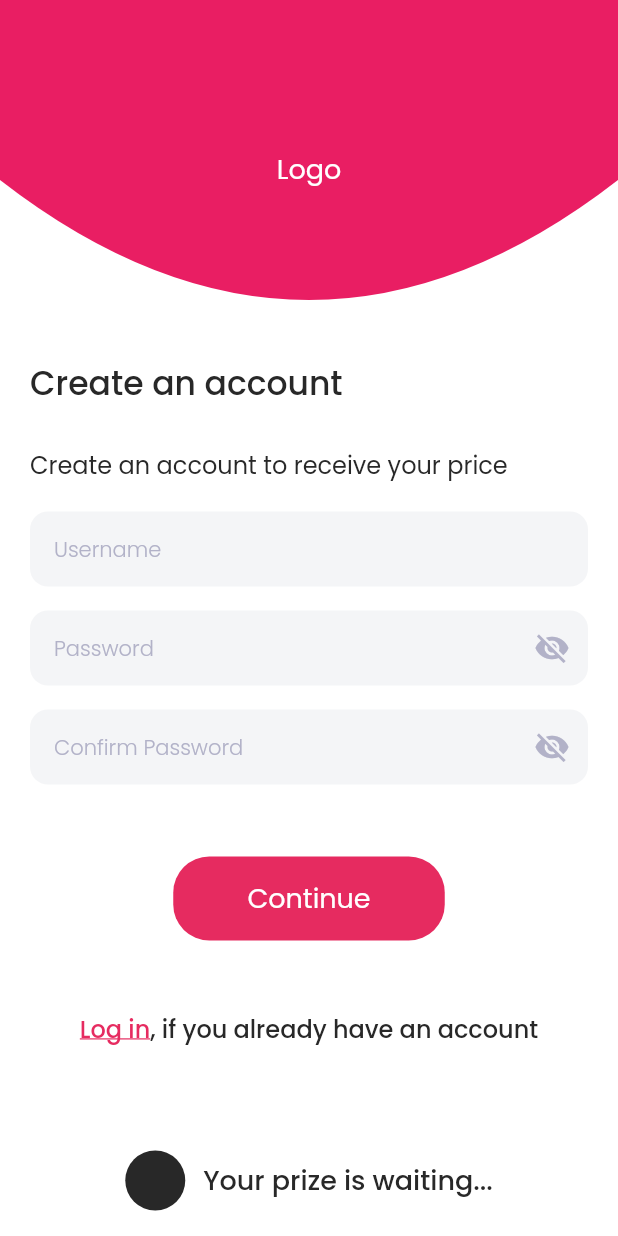
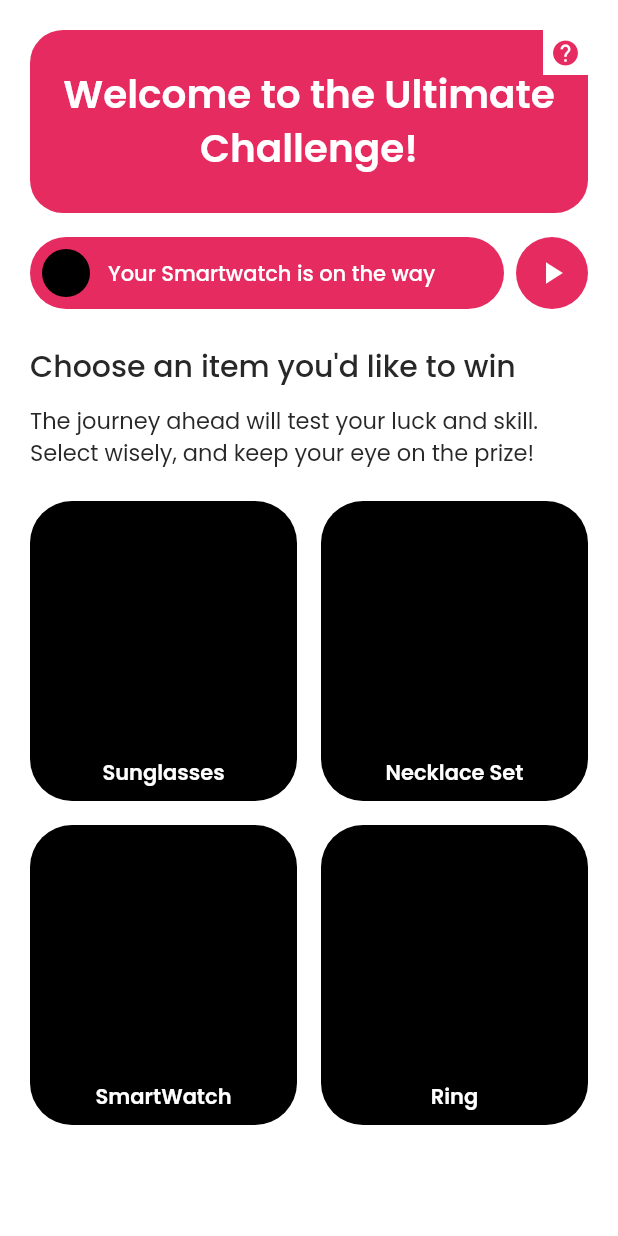
Before and after one commit to Millionpixels-tech/gifts, a Flutter app: the screen it shows after launch, on a phone screen of 412 x 824 dp. Run offline on Flutter 3.47's test engine with Material 3 defaults, Android fonts, the light colour scheme and no system bars; our stand-ins replace flutter_svg, go_router, google_fonts.

Commit message:
created home page and the popup

```diff
--- a/lib/router/router.dart
+++ b/lib/router/router.dart
@@ -1,6 +1,7 @@
 import 'package:gifts/router/router_names.dart';
 import 'package:gifts/screens/auth/login_page.dart';
 import 'package:gifts/screens/auth/signup_page.dart';
+import 'package:gifts/screens/home_page.dart';
 import 'package:go_router/go_router.dart';
 
 class RouterClass{
@@ -11,7 +12,7 @@ class RouterClass{
       name: RouterNames.login,
       pageBuilder: (context, state) {
           return NoTransitionPage(
-              child: const LoginPage(),
+              child: const HomePage(),
           );
         },
       ),
--- /dev/null
+++ b/lib/screens/home_page.dart
@@ -0,0 +1,320 @@
+import 'package:flutter/material.dart';
+
+class HomePage extends StatefulWidget {
+  const HomePage({super.key});
+
+  @override
+  State<HomePage> createState() => _HomePageState();
+}
+
+class _HomePageState extends State<HomePage> {
+  @override
+  Widget build(BuildContext context) {
+    final textTheme = Theme.of(context).textTheme;
+    final colorScheme = Theme.of(context).colorScheme;
+
+    return Scaffold(
+      body: Padding(
+        padding: EdgeInsets.all(20),
+        child: SingleChildScrollView(
+          child: Column(
+            crossAxisAlignment: CrossAxisAlignment.start,
+            children: [
+              Stack(
+                children: [
+                  Container(
+                    height: 122,
+                    decoration: BoxDecoration(
+                      color: colorScheme.primary,
+                      borderRadius: BorderRadius.only(
+                        topLeft: Radius.circular(22),
+                        bottomLeft: Radius.circular(22),
+                        bottomRight: Radius.circular(22),
+                        topRight: Radius.circular(
+                            22), // Maintain the overall rounded shape
+                      ),
+                    ),
+                    child: Center(
+                      child: Text(
+                        'Welcome to the Ultimate Challenge!',
+                        style: textTheme.headlineLarge?.copyWith(
+                            color: colorScheme.onPrimaryFixed,
+                            fontSize: 26,
+                            fontWeight: FontWeight.w600),
+                        textAlign: TextAlign.center,
+                      ),
+                    ),
+                  ),
+                  Positioned(
+                    top: 0,
+                    right: 0,
+                    child: ClipPath(
+                      clipper: TopRightCutOutClipper(),
+                      child: Container(
+                        color: Colors.white, // The color of the cut-out
+                        width: 30,
+                        height: 30,
+                        child: Icon(
+                          Icons.help,
+                          color: colorScheme.primary,
+                          size: 20,
+                        ),
+                      ),
+                    ),
+                  ),
+                ],
+              ),
+              SizedBox(
+                height: 16,
+              ),
+              Row(
+                children: [
+                  Expanded(
+                    child: Container(
+                      height: 48,
+                      decoration: BoxDecoration(
+                        color: colorScheme.primary,
+                        borderRadius: BorderRadius.circular(32),
+                      ),
+                      child: Padding(
+                        padding: const EdgeInsets.all(8.0),
+                        child: Row(
+                          children: [
+                            Container(
+                              height: 32,
+                              width: 32,
+                              decoration: BoxDecoration(
+                                  shape: BoxShape.circle, color: Colors.black),
+                            ),
+                            SizedBox(
+                              width: 12,
+                            ),
+                            Text(
+                              'Your Smartwatch is on the way',
+                              style: textTheme.titleSmall
+                                  ?.copyWith(color: colorScheme.onPrimaryFixed),
+                            )
+                          ],
+                        ),
+                      ),
+                    ),
+                  ),
+                  SizedBox(
+                    width: 8,
+                  ),
+                  Container(
+                    width: 48,
+                    height: 48,
+                    decoration: BoxDecoration(
+                        color: colorScheme.primary, shape: BoxShape.circle),
+                    child: Icon(
+                      Icons.play_arrow,
+                      color: colorScheme.onPrimaryFixed,
+                    ),
+                  ),
+                ],
+              ),
+              SizedBox(
+                height: 24,
+              ),
+              Text(
+                "Choose an item you'd like to win",
+                style: textTheme.headlineSmall?.copyWith(fontSize: 20),
+              ),
+              SizedBox(
+                height: 12,
+              ),
+              Text(
+                'The journey ahead will test your luck and skill. Select wisely, and keep your eye on the prize!',
+                style: textTheme.titleMedium?.copyWith(fontSize: 15),
+              ),
+              SizedBox(
+                height: 22,
+              ),
+              ItemContainer(
+                item1Name: "Sunglasses",
+                item2Name: "Necklace Set",
+                onTapItem1: () {
+                  _showPopupDialog(context);
+                },
+                onTapItem2: () {
+                  _showPopupDialog(context);
+                },
+              ),
+              ItemContainer(
+                  item1Name: "SmartWatch",
+                  item2Name: "Ring",
+                  onTapItem1: () {
+                    _showPopupDialog(context);
+                  },
+                  onTapItem2: () {
+                    _showPopupDialog(context);
+                  })
+            ],
+          ),
+        ),
+      ),
+    );
+  }
+
+  void _showPopupDialog(BuildContext context) {
+    showDialog(
+      context: context,
+      builder: (BuildContext context) {
+        final textTheme = Theme.of(context).textTheme;
+        final colorScheme = Theme.of(context).colorScheme;
+        return Dialog(
+          shape: RoundedRectangleBorder(
+            borderRadius: BorderRadius.circular(20),
+          ),
+          child: Padding(
+            padding: const EdgeInsets.symmetric(horizontal: 32.0, vertical: 24),
+            child: Column(
+              mainAxisSize: MainAxisSize.min,
+              children: [
+                Text('First Things First',
+                    style: textTheme.headlineSmall?.copyWith(
+                        color: colorScheme.primary,
+                        fontSize: 24,
+                        fontWeight: FontWeight.w600)),
+                SizedBox(height: 24),
+                Text('Enter your name to continue',
+                    style: textTheme.titleLarge
+                        ?.copyWith(fontWeight: FontWeight.w600)),
+                SizedBox(height: 8),
+                Text('This is for the first time only.',
+                    style: textTheme.labelLarge),
+                SizedBox(
+                  height: 12,
+                ),
+                Container(
+                  height: 48,
+                  decoration: BoxDecoration(
+                    color: colorScheme.onTertiary,
+                    borderRadius: BorderRadius.circular(12)
+                  ),
+                  child: TextField(
+                    cursorColor: colorScheme.onPrimary,
+                    decoration: InputDecoration(
+                      border: OutlineInputBorder(
+                        borderRadius: BorderRadius.circular(24.0),
+                        borderSide: BorderSide.none,
+                      ),
+                      contentPadding: const EdgeInsets.symmetric(
+                        horizontal: 12,
+                        vertical: 15,
+                      ),
+                    ),
+                  ),
+                )
+              ],
+            ),
+          ),
+        );
+      },
+      barrierDismissible:
+          true, // Allow dismissing by tapping outside the dialog
+    );
+  }
+}
+
+// Custom Clipper for the top right cut-out
+class TopRightCutOutClipper extends CustomClipper<Path> {
+  @override
+  Path getClip(Size size) {
+    Path path = Path()
+      ..moveTo(0, 0)
+      ..lineTo(size.width, 0)
+      ..lineTo(size.width, size.height)
+      ..lineTo(0, size.height)
+      ..close();
+    return path;
+  }
+
+  @override
+  bool shouldReclip(covariant CustomClipper<Path> oldClipper) {
+    return false;
+  }
+}
+
+class ItemContainer extends StatelessWidget {
+  final String item1Name;
+  //final String item1ImageUrl
+  final String item2Name;
+  //final String item2ImageUrl
+  final VoidCallback onTapItem1;
+  final VoidCallback onTapItem2;
+  const ItemContainer({
+    super.key,
+    required this.item1Name,
+    required this.item2Name,
+    required this.onTapItem1,
+    required this.onTapItem2,
+  });
+
+  @override
+  Widget build(BuildContext context) {
+    final textTheme = Theme.of(context).textTheme;
+    final colorScheme = Theme.of(context).colorScheme;
+    return Column(
+      children: [
+        Row(
+          children: [
+            Expanded(
+              child: InkWell(
+                onTap: onTapItem1,
+                child: Container(
+                  height: 200,
+                  decoration: BoxDecoration(
+                    borderRadius: BorderRadius.circular(28),
+                    color: Colors.black,
+                  ),
+                  child: Align(
+                      alignment: Alignment.bottomCenter,
+                      child: Padding(
+                        padding: const EdgeInsets.only(bottom: 9.0),
+                        child: Text(
+                          item1Name,
+                          style: textTheme.titleSmall?.copyWith(
+                              color: colorScheme.onPrimaryFixed,
+                              fontWeight: FontWeight.w600),
+                        ),
+                      )),
+                ),
+              ),
+            ),
+            SizedBox(
+              width: 16,
+            ),
+            Expanded(
+              child: InkWell(
+                onTap: onTapItem2,
+                child: Container(
+                  height: 200,
+                  decoration: BoxDecoration(
+                    borderRadius: BorderRadius.circular(28),
+                    color: Colors.black,
+                  ),
+                  child: Align(
+                      alignment: Alignment.bottomCenter,
+                      child: Padding(
+                        padding: const EdgeInsets.only(bottom: 9.0),
+                        child: Text(
+                          item2Name,
+                          style: textTheme.titleSmall?.copyWith(
+                              color: colorScheme.onPrimaryFixed,
+                              fontWeight: FontWeight.w600),
+                        ),
+                      )),
+                ),
+              ),
+            ),
+          ],
+        ),
+        SizedBox(
+          height: 16,
+        )
+      ],
+    );
+  }
+}
```
